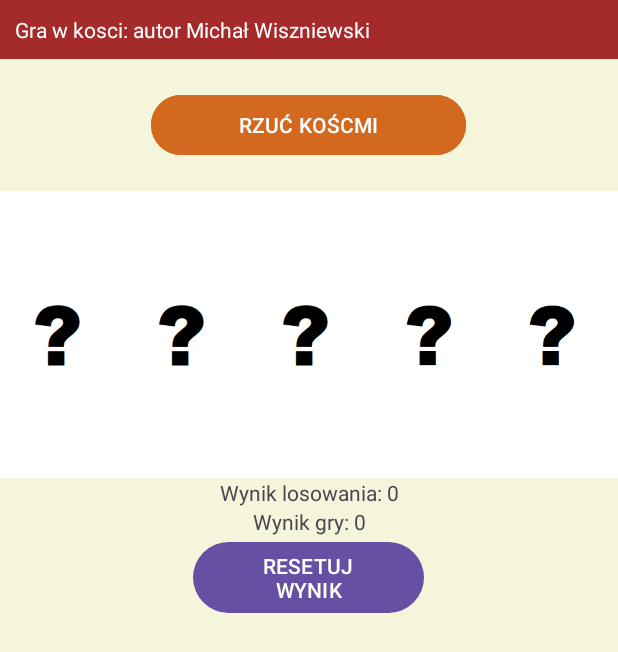
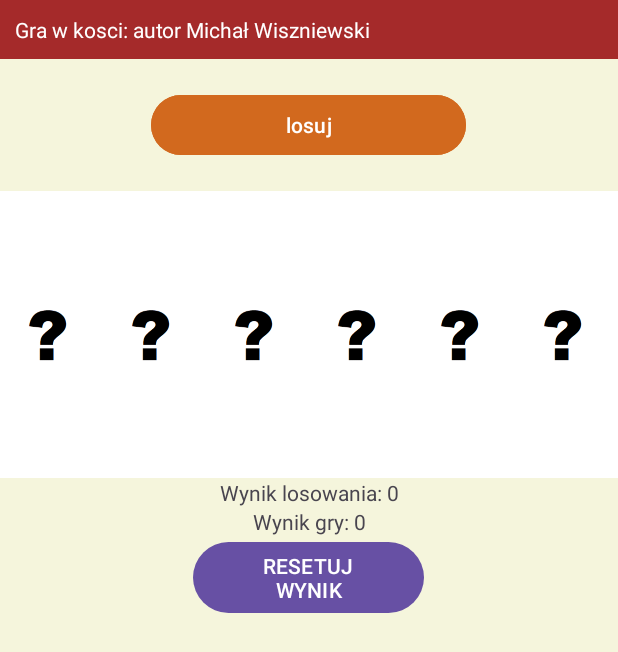
Before and after one commit to asconx/kostka, an Android app: the layout activity_main.xml on its own in the app's theme, with its tools: preview values and no code run, on a phone screen of 412 x 824 dp. Shown: the top 652 px of the screen. Run offline under Robolectric (Android 15) with nearby library versions, the phone set to English and light mode, and no system bars.

Commit message:
Wykonałem cały skrypt

```diff
--- /dev/null
+++ b/app/src/main/java/com/example/kosteczka/Bundle.java
@@ -0,0 +1,4 @@
+package com.example.kosteczka;
+
+public class Bundle {
+}
--- /dev/null
+++ b/app/src/main/java/com/example/kosteczka/TextView.java
@@ -0,0 +1,4 @@
+package com.example.kosteczka;
+
+public class TextView {
+}
--- a/app/src/main/res/layout/activity_main.xml
+++ b/app/src/main/res/layout/activity_main.xml
@@ -35,13 +35,20 @@
             android:layout_gravity="center_horizontal"
             android:layout_margin="20dp"
             android:backgroundTint="#D2691E"
-            android:text="RZUĆ KOŚCMI" />
+            android:text="losuj" />
 
         <LinearLayout
             android:layout_width="match_parent"
             android:layout_height="191dp"
             android:background="#ffffff"
             android:orientation="horizontal">
+
+            <ImageView
+                android:id="@+id/imageView"
+                android:layout_width="wrap_content"
+                android:layout_height="wrap_content"
+                android:layout_weight="1"
+                app:srcCompat="@drawable/x" />
 
             <ImageView
                 android:id="@+id/imageView2"
```
Also changed, not shown: app/src/main/java/com/example/kosteczka/MainActivity.java (+67 -0 lines).
